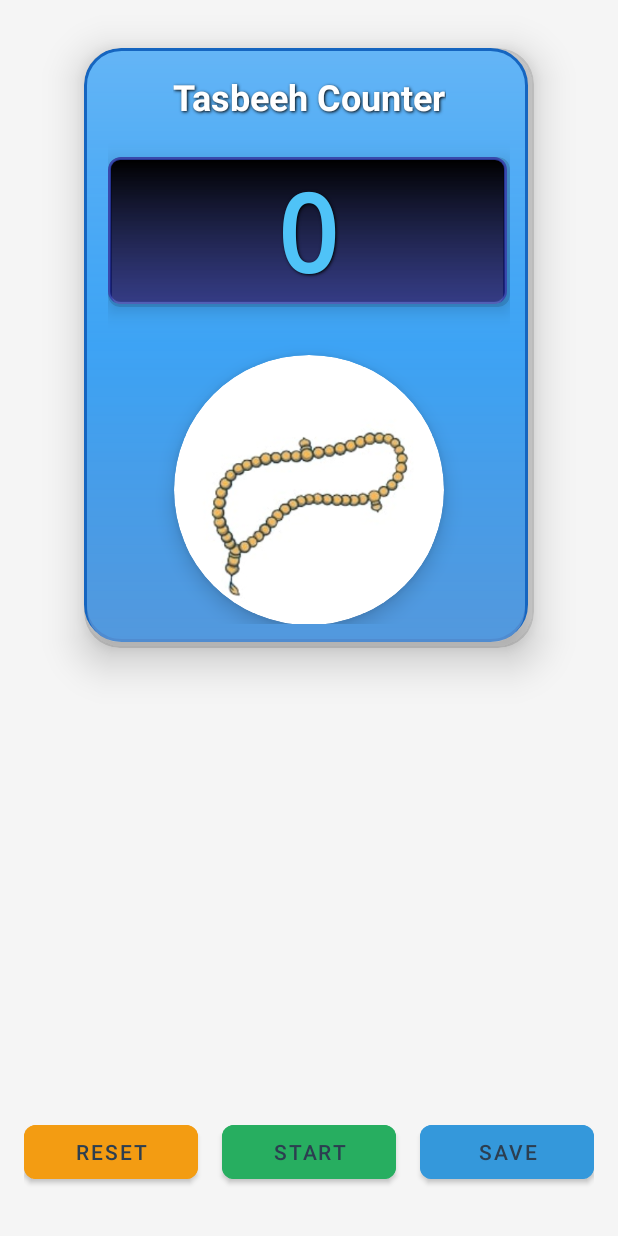
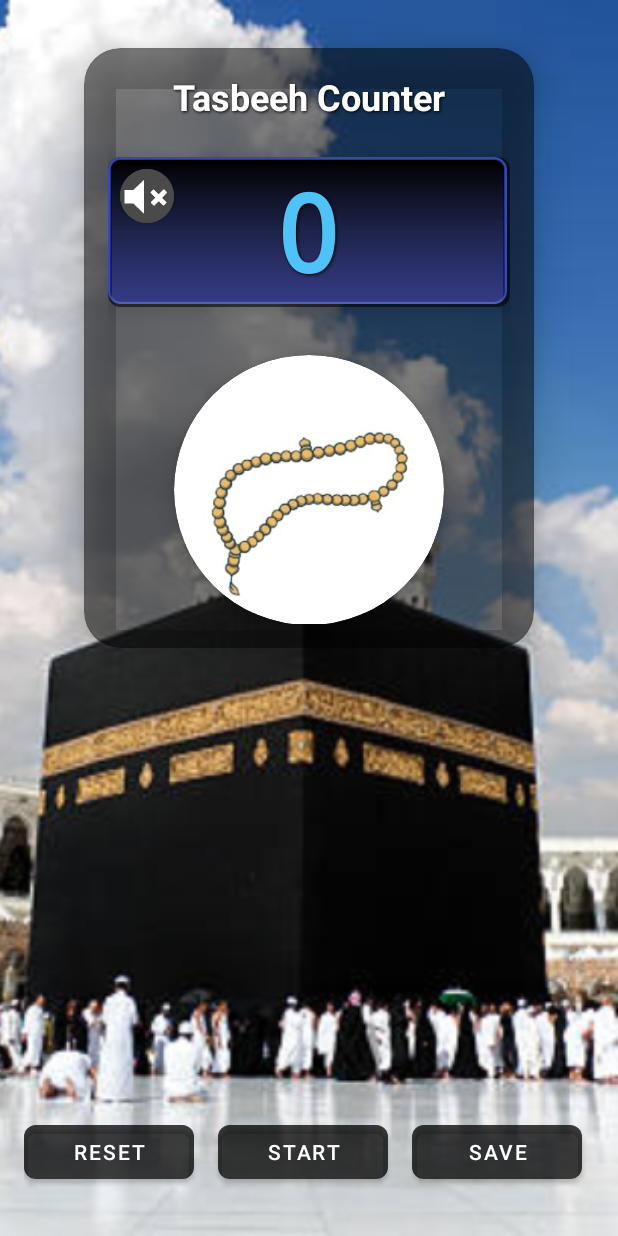
Before and after one commit to visiosoft/tasbeehcounter, an Android app: the screen it shows after launch (MainActivity), after a tap on "RESET", on a phone screen of 412 x 824 dp. Run offline under Robolectric (Android 15) with nearby library versions, the light colour scheme and no system bars; 2 other taps on this screen came first.

Commit message:
Initial commit

```diff
--- a/app/src/main/java/com/example/tasbeehcounter/MainActivity.kt
+++ b/app/src/main/java/com/example/tasbeehcounter/MainActivity.kt
@@ -17,11 +17,13 @@ import android.content.SharedPreferences
 class MainActivity : AppCompatActivity() {
     private var count = 0
     private var isCounting = false
+    private var isVibrationEnabled = true
     private lateinit var binding: ActivityMainBinding
     private lateinit var sharedPreferences: SharedPreferences
     private lateinit var vibrator: Vibrator
     private val gson = Gson()
     private val SAVED_COUNTS_KEY = "saved_counts"
+    private val VIBRATION_ENABLED_KEY = "vibration_enabled"
 
     override fun onCreate(savedInstanceState: Bundle?) {
         super.onCreate(savedInstanceState)
@@ -30,20 +32,31 @@ class MainActivity : AppCompatActivity() {
 
         sharedPreferences = getSharedPreferences("TasbeehCounter", MODE_PRIVATE)
         vibrator = getSystemService(Context.VIBRATOR_SERVICE) as Vibrator
+
+        // Load vibration preference
+        isVibrationEnabled = sharedPreferences.getBoolean(VIBRATION_ENABLED_KEY, true)
+        updateVibrationButtonIcon()
+
         setupClickListeners()
     }
 
     private fun setupClickListeners() {
+        binding.vibrationToggleButton.setOnClickListener {
+            isVibrationEnabled = !isVibrationEnabled
+            sharedPreferences.edit().putBoolean(VIBRATION_ENABLED_KEY, isVibrationEnabled).apply()
+            updateVibrationButtonIcon()
+            // Provide haptic feedback for the toggle itself
+            if (isVibrationEnabled) {
+                vibrate(50)
+            }
+        }
+
         binding.counterButton.setOnClickListener {
             if (isCounting) {
                 count++
                 updateCounterText()
-                // Add haptic feedback
-                if (android.os.Build.VERSION.SDK_INT >= android.os.Build.VERSION_CODES.O) {
-                    vibrator.vibrate(VibrationEffect.createOneShot(50, VibrationEffect.DEFAULT_AMPLITUDE))
-                } else {
-                    @Suppress("DEPRECATION")
-                    vibrator.vibrate(50)
+                if (isVibrationEnabled) {
+                    vibrate(50)
                 }
             }
         }
@@ -51,12 +64,8 @@ class MainActivity : AppCompatActivity() {
         binding.resetButton.setOnClickListener {
             count = 0
             updateCounterText()
-            // Add haptic feedback for reset
-            if (android.os.Build.VERSION.SDK_INT >= android.os.Build.VERSION_CODES.O) {
-                vibrator.vibrate(VibrationEffect.createOneShot(100, VibrationEffect.DEFAULT_AMPLITUDE))
-            } else {
-                @Suppress("DEPRECATION")
-                vibrator.vibrate(100)
+            if (isVibrationEnabled) {
+                vibrate(100)
             }
         }
 
@@ -69,12 +78,8 @@ class MainActivity : AppCompatActivity() {
                     if (isCounting) R.color.stop_color else R.color.start_color
                 )
             )
-            // Add haptic feedback for start/stop
-            if (android.os.Build.VERSION.SDK_INT >= android.os.Build.VERSION_CODES.O) {
-                vibrator.vibrate(VibrationEffect.createOneShot(75, VibrationEffect.DEFAULT_AMPLITUDE))
-            } else {
-                @Suppress("DEPRECATION")
-                vibrator.vibrate(75)
+            if (isVibrationEnabled) {
+                vibrate(75)
             }
         }
 
@@ -84,6 +89,22 @@ class MainActivity : AppCompatActivity() {
             } else {
                 Toast.makeText(this, "Please count something first", Toast.LENGTH_SHORT).show()
             }
+        }
+    }
+
+    private fun updateVibrationButtonIcon() {
+        binding.vibrationToggleButton.setIconResource(
+            if (isVibrationEnabled) android.R.drawable.ic_lock_silent_mode_off
+            else android.R.drawable.ic_lock_silent_mode
+        )
+    }
+
+    private fun vibrate(duration: Long) {
+        if (android.os.Build.VERSION.SDK_INT >= android.os.Build.VERSION_CODES.O) {
+            vibrator.vibrate(VibrationEffect.createOneShot(duration, VibrationEffect.DEFAULT_AMPLITUDE))
+        } else {
+            @Suppress("DEPRECATION")
+            vibrator.vibrate(duration)
         }
     }
 
--- a/app/src/main/res/layout/activity_main.xml
+++ b/app/src/main/res/layout/activity_main.xml
@@ -2,15 +2,22 @@
 <androidx.constraintlayout.widget.ConstraintLayout xmlns:android="http://schemas.android.com/apk/res/android"
     xmlns:app="http://schemas.android.com/apk/res-auto"
     android:layout_width="match_parent"
+    android:layout_height="match_parent">
+
+    <ImageView
+        android:id="@+id/backgroundImage"
+        android:layout_width="match_parent"
         android:layout_height="match_parent"
-    android:background="#F5F5F5">
+        android:scaleType="centerCrop"
+        android:src="@drawable/kaaba_background"
+        android:contentDescription="Kaaba Background" />
 
     <androidx.cardview.widget.CardView
         android:id="@+id/counterBody"
         android:layout_width="300dp"
         android:layout_height="400dp"
         android:layout_marginTop="32dp"
-        app:cardBackgroundColor="@android:color/transparent"
+        app:cardBackgroundColor="#80000000"
         app:cardCornerRadius="24dp"
         app:cardElevation="16dp"
         app:layout_constraintEnd_toEndOf="parent"
@@ -20,7 +27,6 @@
         <androidx.constraintlayout.widget.ConstraintLayout
             android:layout_width="match_parent"
             android:layout_height="match_parent"
-            android:background="@drawable/counter_body_background"
             android:padding="16dp">
 
             <TextView
@@ -44,10 +50,34 @@
                 android:layout_width="match_parent"
                 android:layout_height="100dp"
                 android:layout_marginTop="24dp"
-                app:cardBackgroundColor="@android:color/transparent"
+                app:cardBackgroundColor="#80000000"
                 app:cardCornerRadius="8dp"
                 app:cardElevation="8dp"
                 app:layout_constraintTop_toBottomOf="@id/titleText">
+
+                <androidx.constraintlayout.widget.ConstraintLayout
+                    android:layout_width="match_parent"
+                    android:layout_height="match_parent">
+
+                    <com.google.android.material.button.MaterialButton
+                        android:id="@+id/vibrationToggleButton"
+                        android:layout_width="36dp"
+                        android:layout_height="36dp"
+                        android:layout_marginStart="8dp"
+                        android:layout_marginTop="8dp"
+                        android:insetLeft="0dp"
+                        android:insetTop="0dp"
+                        android:insetRight="0dp"
+                        android:insetBottom="0dp"
+                        android:padding="4dp"
+                        android:backgroundTint="#4A4A4A"
+                        app:icon="@android:drawable/ic_lock_silent_mode_off"
+                        app:iconGravity="textStart"
+                        app:iconPadding="0dp"
+                        app:iconTint="#FFFFFF"
+                        app:cornerRadius="18dp"
+                        app:layout_constraintStart_toStartOf="parent"
+                        app:layout_constraintTop_toTopOf="parent" />
 
                     <TextView
                         android:id="@+id/counterText"
@@ -64,6 +94,8 @@
                         android:shadowDx="1"
                         android:shadowDy="1"
                         android:shadowRadius="2" />
+
+                </androidx.constraintlayout.widget.ConstraintLayout>
 
             </androidx.cardview.widget.CardView>
 
@@ -108,9 +140,9 @@
             android:layout_height="wrap_content"
             android:layout_marginEnd="8dp"
             android:layout_weight="1"
-            android:backgroundTint="@color/reset_color"
+            android:backgroundTint="#80000000"
             android:text="Reset"
-            android:textColor="@color/text_color"
+            android:textColor="#FFFFFF"
             app:elevation="4dp"
             app:cornerRadius="8dp" />
 
@@ -120,9 +152,9 @@
             android:layout_height="wrap_content"
             android:layout_marginHorizontal="8dp"
             android:layout_weight="1"
-            android:backgroundTint="@color/start_color"
+            android:backgroundTint="#80000000"
             android:text="Start"
-            android:textColor="@color/text_color"
+            android:textColor="#FFFFFF"
             app:elevation="4dp"
             app:cornerRadius="8dp" />
 
@@ -130,11 +162,11 @@
             android:id="@+id/saveButton"
             android:layout_width="0dp"
             android:layout_height="wrap_content"
-            android:layout_marginStart="8dp"
+            android:layout_marginHorizontal="8dp"
             android:layout_weight="1"
-            android:backgroundTint="@color/save_color"
+            android:backgroundTint="#80000000"
             android:text="Save"
-            android:textColor="@color/text_color"
+            android:textColor="#FFFFFF"
             app:elevation="4dp"
             app:cornerRadius="8dp" />
 
```
Also changed, not shown: app/src/main/res/drawable/kaaba_background.jpg (added). Lines whose indentation alone changed are shown as unchanged.
